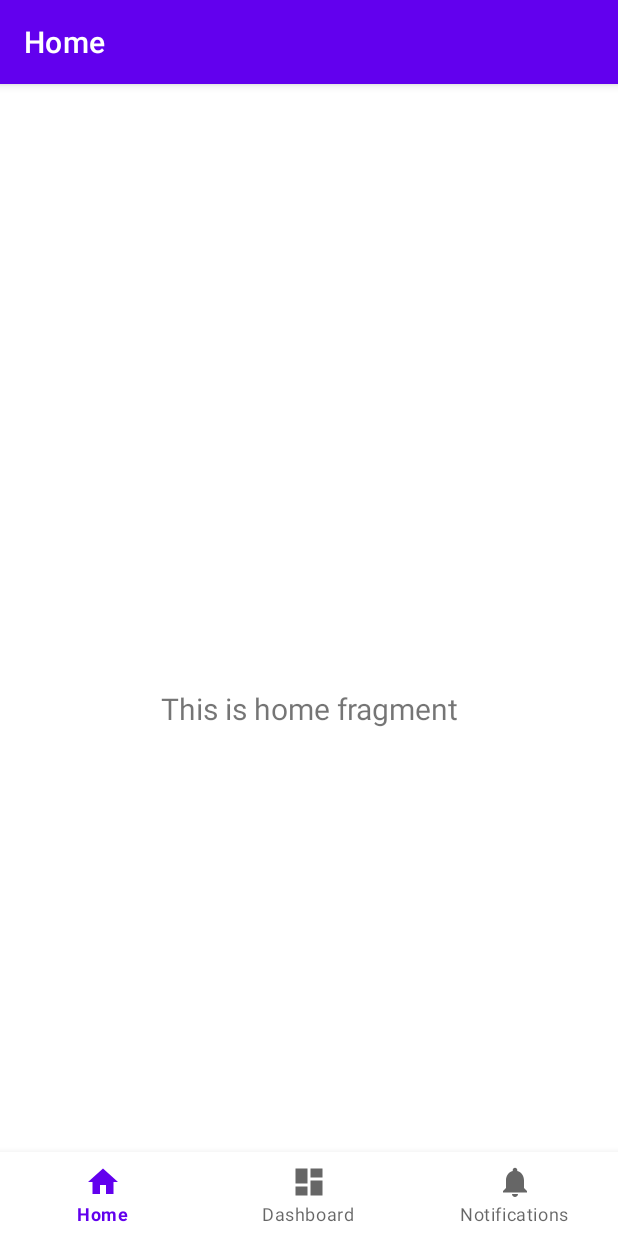
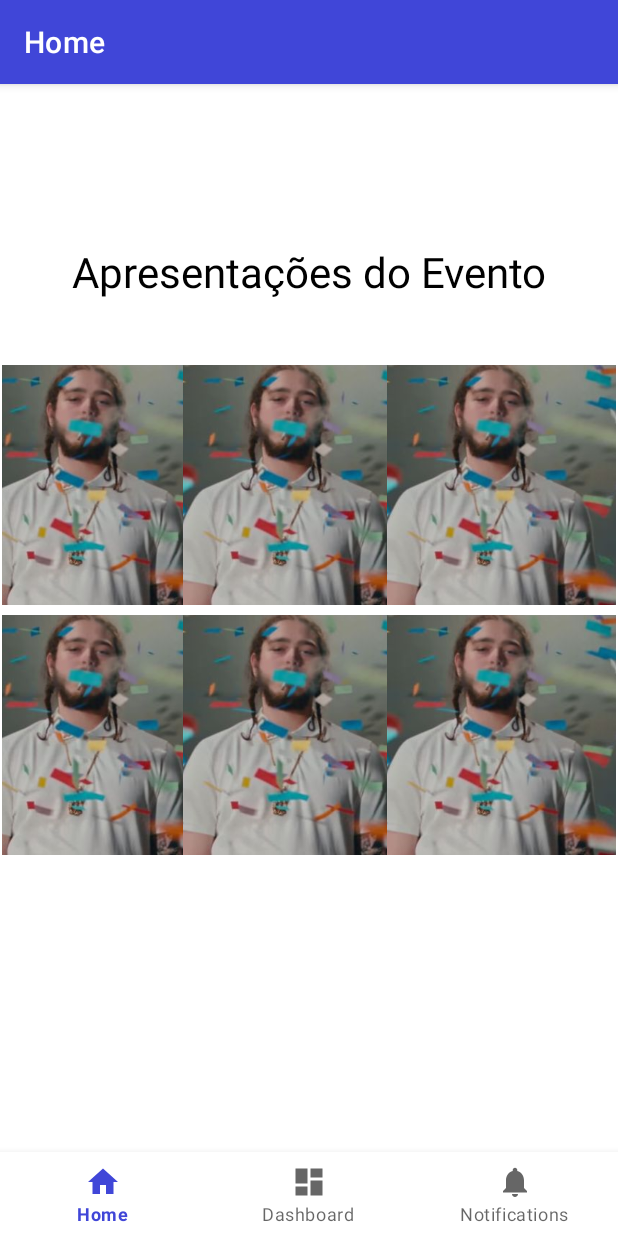
Before and after one commit to Hallyson34/TrabalhoIngressos, an Android app: the screen it shows after launch (MainActivity), on a phone screen of 412 x 824 dp. Run offline under Robolectric (Android 15) with nearby library versions, the phone set to English and light mode, and no system bars; our stand-ins replace navigation-ui.

Commit message:
Adicionado grid com imagem

```diff
--- /dev/null
+++ b/app/src/main/java/com/example/trabalhoevento/ui/home/Adaptador.java
@@ -0,0 +1,36 @@
+package com.example.trabalhoevento.ui.home;
+
+import android.content.Context;
+import android.view.View;
+import android.view.ViewGroup;
+import android.widget.BaseAdapter;
+import android.widget.ImageView;
+
+public class Adaptador extends BaseAdapter {
+    private Context ctx;
+    private  int[]list;
+    public Adaptador(Context ctx, int[] list) {
+        this.ctx = ctx;
+        this.list = list;    }
+    @Override
+    public int getCount() {
+        return list.length;
+    }
+    @Override
+    public Object getItem(int position) {
+        return list[position];
+    }
+    @Override
+    public long getItemId(int position) {
+        return position;
+    }
+    @Override
+    public View getView(int position, View convertView, ViewGroup parent) {
+        ImageView iv = new ImageView(ctx);
+        iv.setImageResource(list[position]);
+        iv.setLayoutParams(new ViewGroup.LayoutParams(250,250));
+        iv.setScaleType(ImageView.ScaleType.CENTER_CROP);
+        iv.setPadding(5,5,5,5);
+        return iv;
+    }
+}
--- a/app/src/main/java/com/example/trabalhoevento/ui/home/HomeFragment.java
+++ b/app/src/main/java/com/example/trabalhoevento/ui/home/HomeFragment.java
@@ -4,28 +4,70 @@ import android.os.Bundle;
 import android.view.LayoutInflater;
 import android.view.View;
 import android.view.ViewGroup;
-import android.widget.TextView;
+import android.widget.AdapterView;
+import android.widget.GridView;
 
 import androidx.annotation.NonNull;
 import androidx.fragment.app.Fragment;
-import androidx.lifecycle.ViewModelProvider;
 
+import com.example.trabalhoevento.R;
 import com.example.trabalhoevento.databinding.FragmentHomeBinding;
 
 public class HomeFragment extends Fragment {
 
     private FragmentHomeBinding binding;
+    private GridView gridView;
 
     public View onCreateView(@NonNull LayoutInflater inflater,
                              ViewGroup container, Bundle savedInstanceState) {
-        HomeViewModel homeViewModel =
-                new ViewModelProvider(this).get(HomeViewModel.class);
 
         binding = FragmentHomeBinding.inflate(inflater, container, false);
         View root = binding.getRoot();
 
-        final TextView textView = binding.textHome;
-        homeViewModel.getText().observe(getViewLifecycleOwner(), textView::setText);
+        gridView = binding.gridApresentacoes;
+
+        int[] list = new int[]{ R.drawable.postmalone, R.drawable.postmalone, R.drawable.postmalone,
+                R.drawable.postmalone,
+                R.drawable.postmalone,
+                R.drawable.postmalone,
+        };
+        gridView.setAdapter(new Adaptador(getContext(), list));
+        gridView.setOnItemClickListener(new AdapterView.OnItemClickListener() {
+            @Override
+            public void onItemClick(AdapterView<?> parent,
+                                    View view, int position, long id) {
+                switch (position){
+                    case 0:
+                        System.out.println('0');
+                        break;
+                    case 1:
+                        System.out.println('1');
+                        break;
+                    case 2:
+                        System.out.println('2');
+                        break;
+                    case 3:
+                        System.out.println('3');
+                        break;
+                    case 4:
+                        System.out.println('4');
+                        break;
+                    case 5:
+                        System.out.println('5');
+                        break;
+                    case 6:
+                        System.out.println('6');
+                        break;
+                    case 7:
+                        System.out.println('7');
+                        break;
+                    case 8:
+                        System.out.println('7');
+                        break;
+                }
+            }
+        });
+
         return root;
     }
 
--- a/app/src/main/res/layout/fragment_home.xml
+++ b/app/src/main/res/layout/fragment_home.xml
@@ -7,16 +7,29 @@
     tools:context=".ui.home.HomeFragment">
 
     <TextView
-        android:id="@+id/text_home"
-        android:layout_width="match_parent"
+        android:id="@+id/txtApresentacoes"
+        android:layout_width="wrap_content"
         android:layout_height="wrap_content"
-        android:layout_marginStart="8dp"
-        android:layout_marginTop="8dp"
-        android:layout_marginEnd="8dp"
-        android:textAlignment="center"
-        android:textSize="20sp"
-        app:layout_constraintBottom_toBottomOf="parent"
+        android:layout_marginStart="100dp"
+        android:layout_marginTop="50dp"
+        android:layout_marginEnd="100dp"
+        android:text="Apresentações do Evento"
+        android:textColor="@color/black"
+        android:textSize="28sp"
         app:layout_constraintEnd_toEndOf="parent"
         app:layout_constraintStart_toStartOf="parent"
         app:layout_constraintTop_toTopOf="parent" />
+
+    <GridView
+        android:id="@+id/gridApresentacoes"
+        android:layout_width="409dp"
+        android:layout_height="552dp"
+        android:layout_marginStart="30dp"
+        android:layout_marginTop="40dp"
+        android:layout_marginEnd="30dp"
+        android:gravity="center"
+        android:numColumns="3"
+        app:layout_constraintEnd_toEndOf="parent"
+        app:layout_constraintStart_toStartOf="parent"
+        app:layout_constraintTop_toBottomOf="@+id/txtApresentacoes" />
 </androidx.constraintlayout.widget.ConstraintLayout>
--- a/app/src/main/res/values-night/themes.xml
+++ b/app/src/main/res/values-night/themes.xml
@@ -2,8 +2,8 @@
     <!-- Base application theme. -->
     <style name="Theme.TrabalhoEvento" parent="Theme.MaterialComponents.DayNight.DarkActionBar">
         <!-- Primary brand color. -->
-        <item name="colorPrimary">@color/purple_200</item>
-        <item name="colorPrimaryVariant">@color/purple_700</item>
+        <item name="colorPrimary">@color/primary_200</item>
+        <item name="colorPrimaryVariant">@color/primary_700</item>
         <item name="colorOnPrimary">@color/black</item>
         <!-- Secondary brand color. -->
         <item name="colorSecondary">@color/teal_200</item>
--- a/app/src/main/res/values/colors.xml
+++ b/app/src/main/res/values/colors.xml
@@ -1,8 +1,8 @@
 <?xml version="1.0" encoding="utf-8"?>
 <resources>
-    <color name="purple_200">#FFBB86FC</color>
-    <color name="purple_500">#FF6200EE</color>
-    <color name="purple_700">#FF3700B3</color>
+    <color name="primary_200">#5D62EC</color>
+    <color name="primary_500">#4046D8</color>
+    <color name="primary_700">#3038EF</color>
     <color name="teal_200">#FF03DAC5</color>
     <color name="teal_700">#FF018786</color>
     <color name="black">#FF000000</color>
--- a/app/src/main/res/values/themes.xml
+++ b/app/src/main/res/values/themes.xml
@@ -2,8 +2,8 @@
     <!-- Base application theme. -->
     <style name="Theme.TrabalhoEvento" parent="Theme.MaterialComponents.DayNight.DarkActionBar">
         <!-- Primary brand color. -->
-        <item name="colorPrimary">@color/purple_500</item>
-        <item name="colorPrimaryVariant">@color/purple_700</item>
+        <item name="colorPrimary">@color/primary_500</item>
+        <item name="colorPrimaryVariant">@color/primary_700</item>
         <item name="colorOnPrimary">@color/white</item>
         <!-- Secondary brand color. -->
         <item name="colorSecondary">@color/teal_200</item>
```
Also changed, not shown: app/src/main/res/drawable-mdpi/postmalone.jpg (added).
